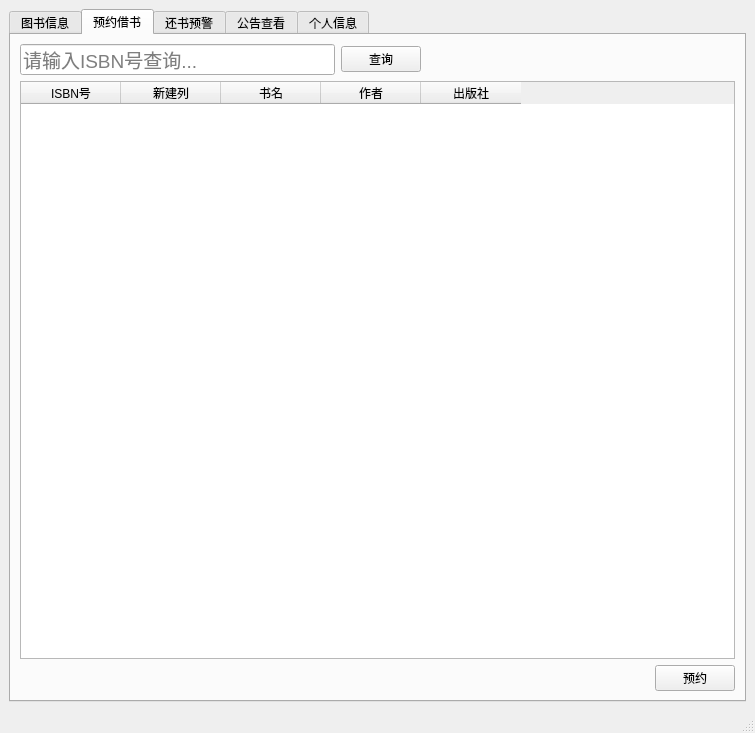
The window that userinterface.ui (LGH2713/Library_management_system) describes before a commit, drawn with Qt 5.
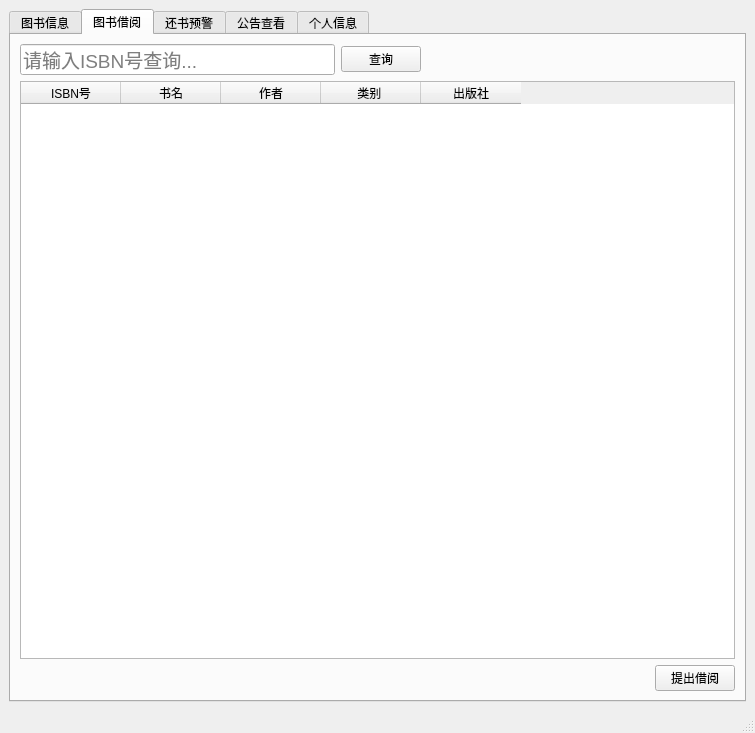
The same window after the commit.

Commit message: feat: 完成普通用户发起借书请求功能

```diff
--- a/userinterface.ui
+++ b/userinterface.ui
@@ -143,7 +143,7 @@
       </widget>
       <widget class="QWidget" name="bookOrder">
        <attribute name="title">
-        <string>预约借书</string>
+        <string>图书借阅</string>
        </attribute>
        <layout class="QGridLayout" name="gridLayout_3">
         <item row="0" column="0">
@@ -189,11 +189,6 @@
             <string>ISBN号</string>
            </property>
           </column>
-          <column>
-           <property name="text">
-            <string>新建列</string>
-           </property>
-          </column>
           <column>
            <property name="text">
             <string>书名</string>
@@ -204,6 +199,11 @@
             <string>作者</string>
            </property>
           </column>
+          <column>
+           <property name="text">
+            <string>类别 </string>
+           </property>
+          </column>
           <column>
            <property name="text">
             <string>出版社</string>
@@ -229,7 +229,7 @@
           <item>
            <widget class="QPushButton" name="pushButton_2">
             <property name="text">
-             <string>预约</string>
+             <string>提出借阅</string>
             </property>
            </widget>
           </item>
```
The commit also changes 4 other files.
